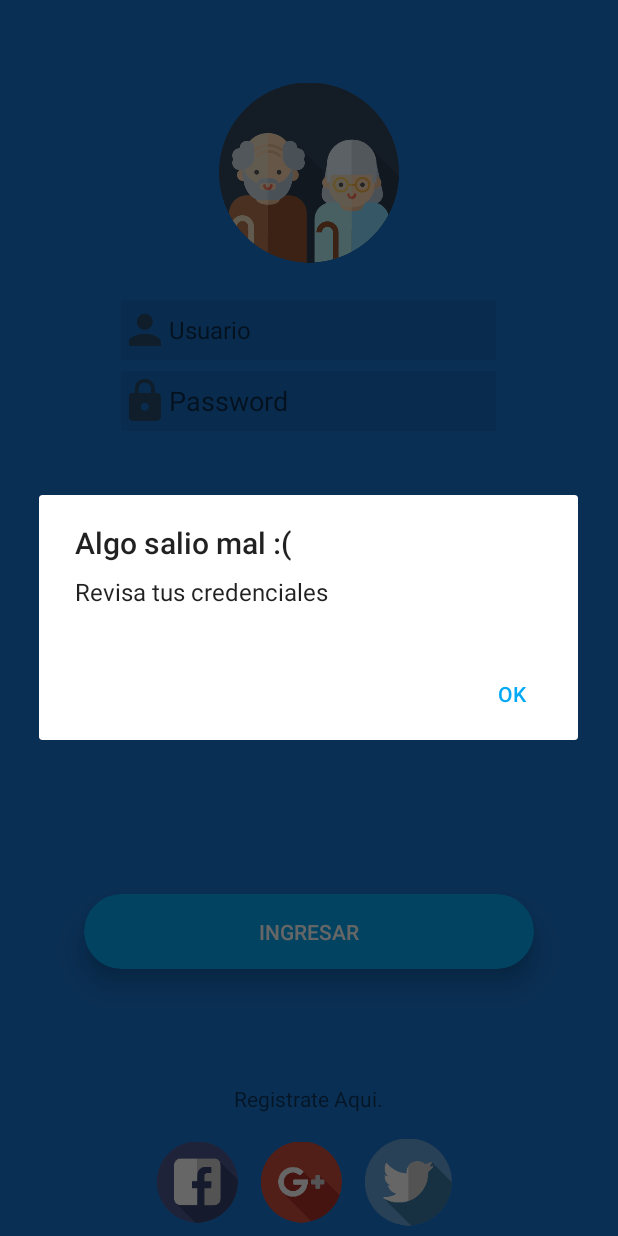
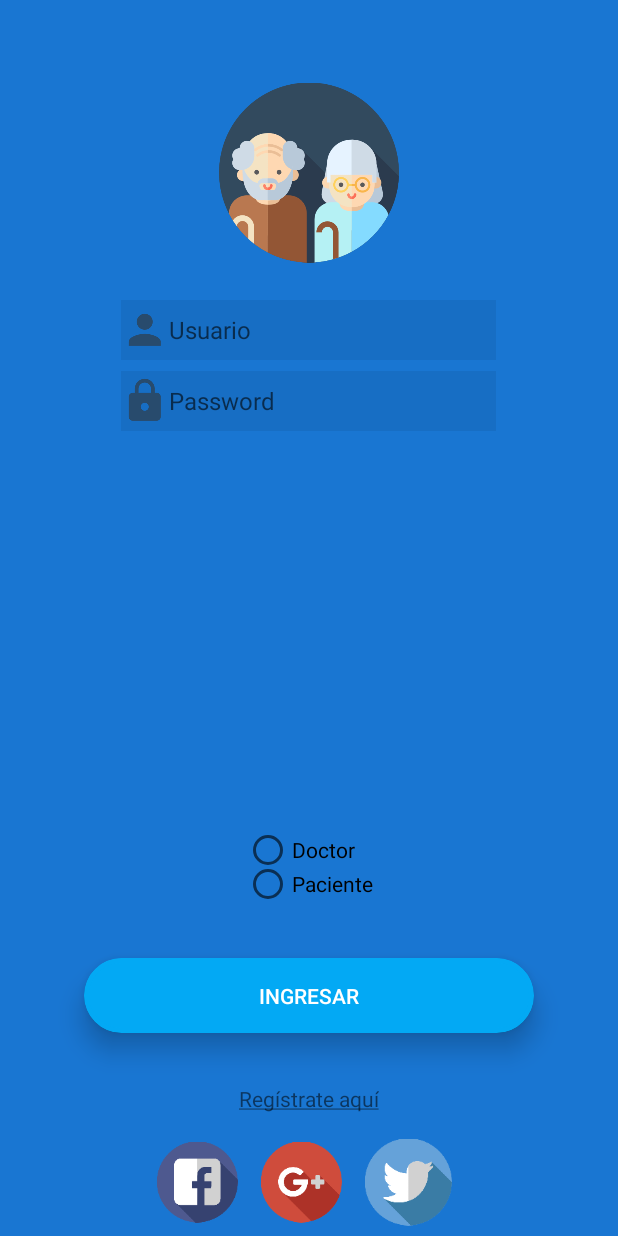
Before and after one commit to JairoHB/Fleming_Reminder, an Android app: the screen it shows after launch (login), after a tap on "INGRESAR", on a phone screen of 412 x 824 dp. Run offline under Robolectric (Android 15) with nearby library versions, the phone set to English and light mode, and no system bars.

Commit message:
Login y registro funcionando

```diff
--- a/app/src/main/AndroidManifest.xml
+++ b/app/src/main/AndroidManifest.xml
@@ -24,6 +24,7 @@
         <!-- <activity android:name=".MainActivity" /> -->
         <activity android:name=".medicine.MedicineActivity" />
         <activity android:name=".login" />
+        <activity android:name=".registermed" />
         <activity android:name=".addmedicine.AddMedicineActivity" />
         <activity android:name=".alarm.ReminderActivity" />
         <activity android:name=".report.MonthlyReportActivity"/>
--- /dev/null
+++ b/app/src/main/java/com/gautam/medicinetime/Session.java
@@ -0,0 +1,34 @@
+package com.gautam.medicinetime;
+import android.content.Context;
+import android.content.SharedPreferences;
+import android.preference.PreferenceManager;
+
+
+public class Session {
+
+    private SharedPreferences prefs;
+
+    public Session(Context cntx) {
+        // TODO Auto-generated constructor stub
+        prefs = PreferenceManager.getDefaultSharedPreferences(cntx);
+    }
+
+    public void setusername(String username) {
+        prefs.edit().putString("username", username).commit();
+    }
+
+    public String getusername() {
+        String usename = prefs.getString("usename","");
+        return usename;
+    }
+
+    public void settype(String tipo){
+        prefs.edit().putString("tipo", tipo).commit();
+    }
+
+    public String gettype(){
+        String tipo = prefs.getString("tipo","");
+        return tipo;
+    }
+
+}
--- a/app/src/main/java/com/gautam/medicinetime/login.java
+++ b/app/src/main/java/com/gautam/medicinetime/login.java
@@ -2,49 +2,78 @@ package com.gautam.medicinetime;
 
 import android.support.v7.app.AppCompatActivity;
 import android.os.Bundle;
-import android.support.v7.app.AlertDialog;
 import android.view.View;
 import android.widget.EditText;
 import android.widget.Button;
 import android.content.Intent;
+import android.widget.TextView;
+import android.widget.Toast;
+import android.widget.RadioButton;
+import com.gautam.medicinetime.data.source.local.MedicineDBHelper;
 import com.gautam.medicinetime.medicine.MedicineActivity;
 
 
 public class login extends AppCompatActivity {
+    MedicineDBHelper db;
+    EditText username, password;
+    Button btninicio;
+    RadioButton rbdoc, rbpac;
 
+    private Session session;
     @Override
     protected void onCreate(Bundle savedInstanceState) {
         super.onCreate(savedInstanceState);
         setContentView(R.layout.login);
+
+        session = new Session(this);
+        db= new MedicineDBHelper(this);
+        username=(EditText)findViewById(R.id.txtuser);
+        password=(EditText)findViewById(R.id.txtpass);
+        btninicio=(Button)findViewById(R.id.btnlogin);
+        rbdoc=(RadioButton)findViewById(R.id.rbDoctor);
+        rbpac=(RadioButton)findViewById(R.id.rbPaciente);
+        btninicio.setOnClickListener(new View.OnClickListener(){
+            @Override
+            public void onClick(View v) {
+                String usn = username.getText().toString();
+                String pas = password.getText().toString();
+                if(rbdoc.isChecked()){
+                    Boolean login1 = db.login_doc(usn, pas);
+                    //username=jairo27 pass=123
+                    if(login1==false){
+                        Toast.makeText(getApplicationContext(),"Incio Sesión Con Exito", Toast.LENGTH_SHORT).show();
+                        session.setusername(usn);
+                        session.settype("1");
+                        Intent intent = new Intent(login.this, MedicineActivity.class);
+                        startActivity(intent);
+                    }
+                    else{
+                        Toast.makeText(getApplicationContext(),"Contraseña o Usuario Incorrecto", Toast.LENGTH_SHORT).show();
+                    }
+                }
+                else if(rbpac.isChecked()){
+                    Boolean login1 = db.login_pac(usn, pas);
+                    //username=jairo27 pass=123
+                    if(login1==false){
+                        Toast.makeText(getApplicationContext(),"Incio Sesión Con Exito", Toast.LENGTH_SHORT).show();
+                        Intent intent = new Intent(login.this, MedicineActivity.class);
+                        startActivity(intent);
+                    }
+                    else{
+                        Toast.makeText(getApplicationContext(),"Contraseña o Usuario Incorrecto", Toast.LENGTH_SHORT).show();
+                    }
+                }
+            }
+        });
     }
-    public void MostrarDialgo(View v) {
-        EditText usuario = (EditText) findViewById(R.id.txtuser);
-        EditText pass = (EditText) findViewById(R.id.txtpass);
 
-
-        if(usuario.getText().toString().equals("Jairo") && pass.getText().toString().equals("Torres")) {
-
-            Button btn = (Button) findViewById(R.id.btnlogin);
-            btn.setOnClickListener(new View.OnClickListener() {
-                @Override
-                public void onClick(View v) {
-                    Intent intent2 = new Intent (login.this, MedicineActivity.class);
-                    startActivity(intent2);
-                }
-            });
-        }
-        else{
-            // setup the alert builder
-            AlertDialog.Builder builder = new AlertDialog.Builder(this);
-            builder.setTitle("Algo salio mal :(");
-            builder.setMessage("Revisa tus credenciales");
-
-            // add a button
-            builder.setPositiveButton("OK", null);
-
-            // create and show the alert dialog
-            AlertDialog dialog = builder.create();
-            dialog.show();
-        }
+    public void registeractivity(View v){
+        TextView register = (TextView) findViewById(R.id.txtviewreg);
+        register.setOnClickListener(new View.OnClickListener(){
+            public void onClick(View v){
+                Intent intent = new Intent(login.this, registermed.class);
+                startActivity(intent);
+            }
+        });
     }
 }
--- a/app/src/main/res/layout/login.xml
+++ b/app/src/main/res/layout/login.xml
@@ -43,7 +43,8 @@
         android:drawableLeft="@drawable/ic_action_pass"
         android:ems="10"
         android:hint="Password"
-        android:inputType="textPassword" />
+        android:inputType="textPassword"
+        android:textSize="16dp" />
 
     <android.support.v7.widget.CardView
         android:id="@+id/cardView"
@@ -51,7 +52,7 @@
         android:layout_height="50dp"
         android:layout_alignParentBottom="true"
         android:layout_centerHorizontal="true"
-        android:layout_marginBottom="178dp"
+        android:layout_marginBottom="135dp"
         app:cardBackgroundColor="@color/colorAccent"
         app:cardCornerRadius="25dp"
         app:cardElevation="10dp">
@@ -66,7 +67,6 @@
                 android:layout_height="50dp"
                 android:layout_alignParentTop="true"
                 android:background="@drawable/buttonshape"
-                android:onClick="MostrarDialgo"
                 android:text="Ingresar"
                 android:textColor="#FFFFFF"
                 android:textSize="14sp" />
@@ -74,13 +74,14 @@
     </android.support.v7.widget.CardView>
 
     <TextView
-        android:id="@+id/textView2"
+        android:id="@+id/txtviewreg"
         android:layout_width="wrap_content"
         android:layout_height="wrap_content"
         android:layout_alignParentBottom="true"
         android:layout_centerHorizontal="true"
         android:layout_marginBottom="82dp"
-        android:text="Registrate Aqui." />
+        android:onClick="registeractivity"
+        android:text="@string/text_subrayado" />
 
     <LinearLayout
         android:id="@+id/linearLayout"
@@ -110,4 +111,27 @@
             android:layout_marginLeft="15dp"
             app:srcCompat="@drawable/twitter" />
     </LinearLayout>
+
+    <RadioGroup
+        android:layout_width="wrap_content"
+        android:layout_height="46dp"
+        android:layout_alignParentBottom="true"
+        android:layout_centerHorizontal="true"
+        android:layout_marginBottom="223dp">
+
+        <RadioButton
+            android:id="@+id/rbDoctor"
+            android:layout_width="wrap_content"
+            android:layout_height="wrap_content"
+            android:layout_weight="1"
+            android:text="Doctor" />
+
+        <RadioButton
+            android:id="@+id/rbPaciente"
+            android:layout_width="wrap_content"
+            android:layout_height="wrap_content"
+            android:layout_weight="1"
+            android:text="Paciente" />
+    </RadioGroup>
+
 </RelativeLayout>
--- a/app/src/main/res/values/strings.xml
+++ b/app/src/main/res/values/strings.xml
@@ -23,4 +23,5 @@
     <string name="no_ignored_history">¡Bien Hecho!</string>
     <string name="menu_stats">Reporte Mensual</string>
     <string name="title_continuous_use">Uso continuó</string>
+    <string name="text_subrayado"><u>Regístrate aquí</u></string>
 </resources>
```
Also changed, not shown: app/src/main/java/com/gautam/medicinetime/data/source/local/MedicineDBHelper.java (+43 -0 lines), app/src/main/java/com/gautam/medicinetime/medicine/MedicineActivity.java (+12 -1 lines), app/src/main/java/com/gautam/medicinetime/registermed.java (added, +67 -0 lines), app/src/main/res/layout/register_medico.xml (added, +132 -0 lines), app/src/main/ic_doctor-web.png (added), app/src/main/res/drawable-hdpi/ic_action_email.png (added), app/src/main/res/drawable-mdpi/ic_action_email.png (added), app/src/main/res/drawable-xhdpi/ic_action_email.png (added), app/src/main/res/drawable-xxhdpi/ic_action_email.png (added), app/src/main/res/mipmap-hdpi/ic_doctor.png (added), app/src/main/res/mipmap-mdpi/ic_doctor.png (added), app/src/main/res/mipmap-xhdpi/ic_doctor.png (added), app/src/main/res/mipmap-xxhdpi/ic_doctor.png (added), app/src/main/res/mipmap-xxxhdpi/ic_doctor.png (added).
